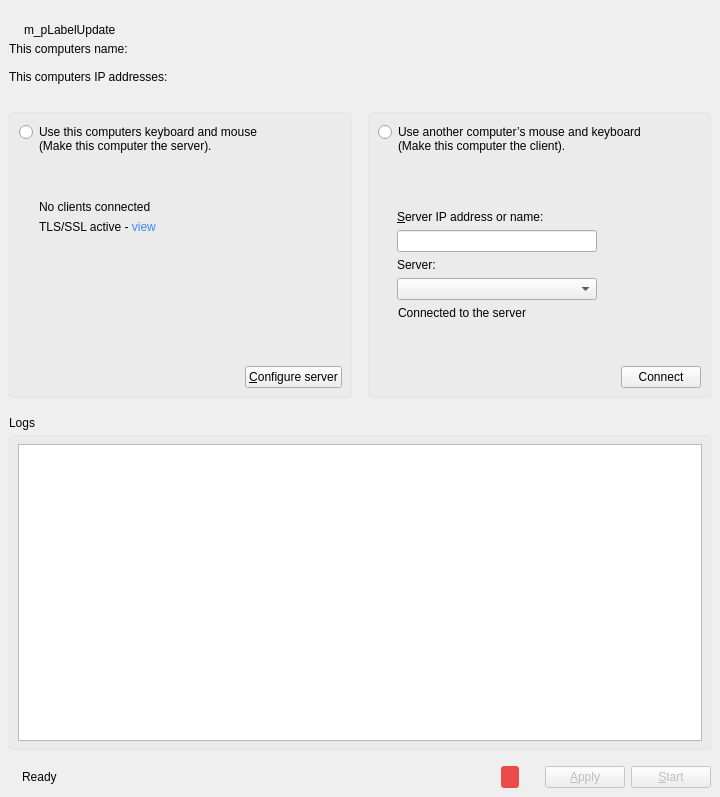
Qt form src/gui/src/MainWindowBase.ui (deskflow/deskflow) before a commit.
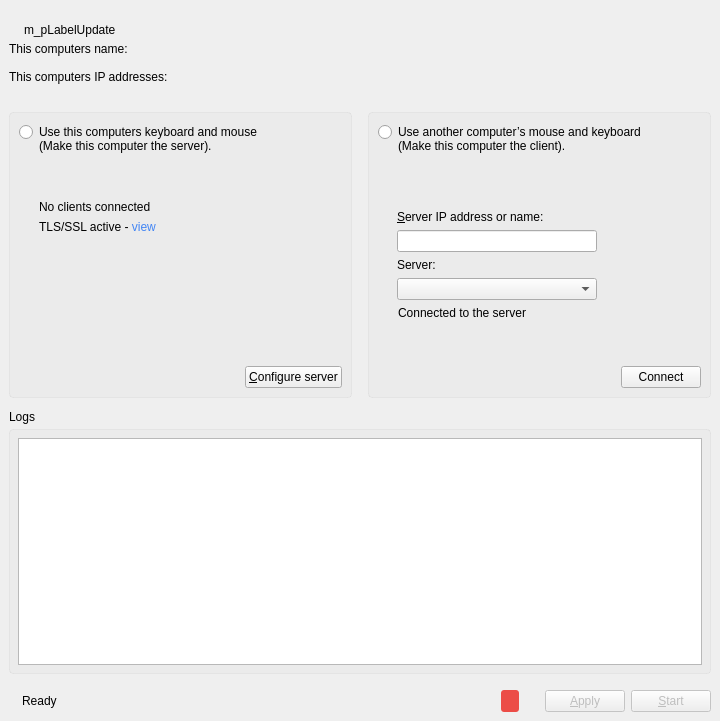
The same form after that commit. Icons and pictures are not drawn. Custom widgets are drawn as their Qt base class.

Commit message: SYNERGY-936 Fix panels cutting on Linux

Diff of the .ui file:
```diff
--- a/src/gui/src/MainWindowBase.ui
+++ b/src/gui/src/MainWindowBase.ui
@@ -7,7 +7,7 @@
     <x>0</x>
     <y>0</y>
     <width>720</width>
-    <height>797</height>
+    <height>721</height>
    </rect>
   </property>
   <property name="sizePolicy">
@@ -169,7 +169,7 @@
         <number>0</number>
        </property>
        <property name="bottomMargin">
-        <number>18</number>
+        <number>12</number>
        </property>
        <item>
         <widget class="QFrame" name="m_pGroupServer">
```
Left out of the diff: 6 changed lines with no effect on the pictures.
